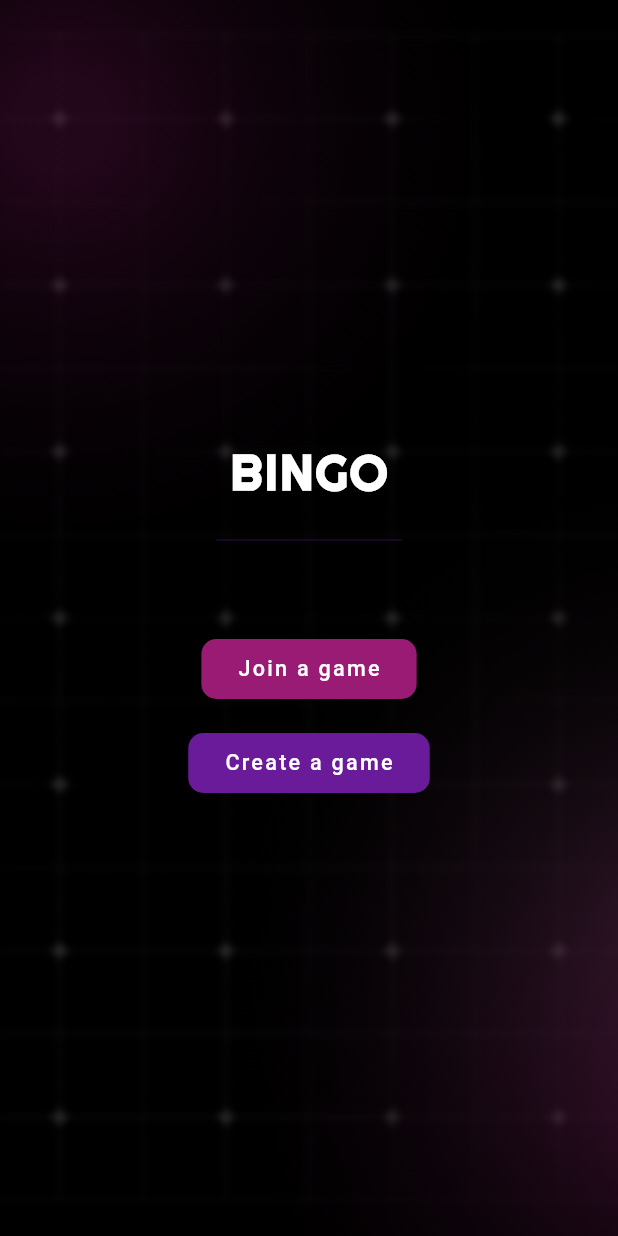
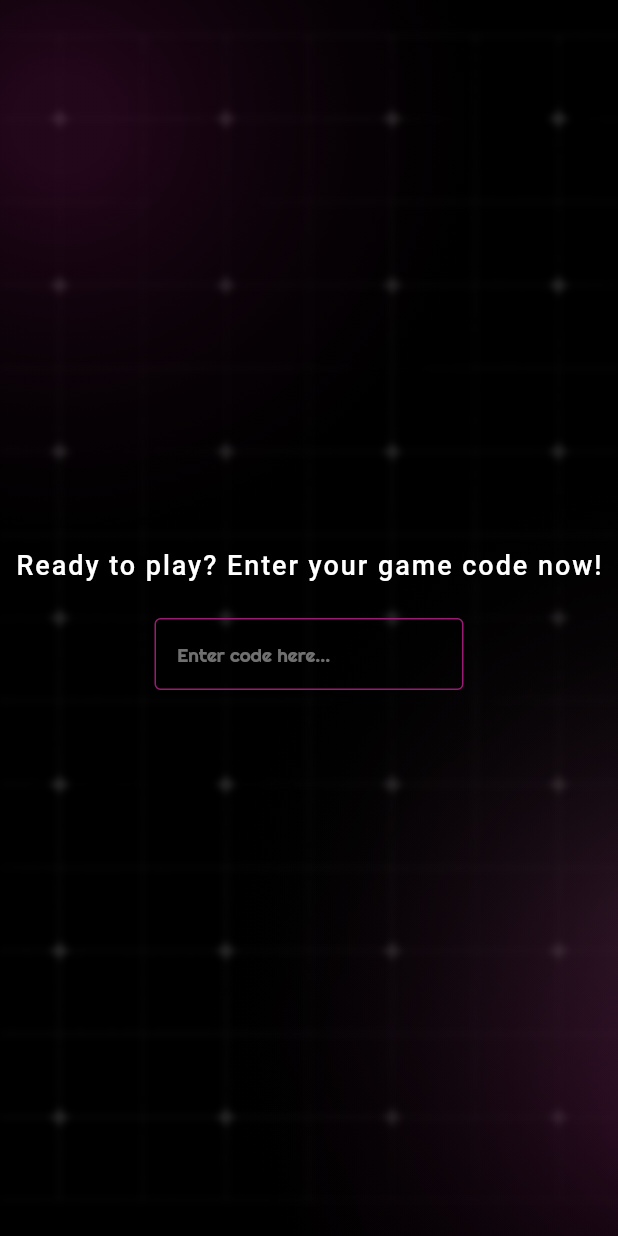
Before and after one commit to AhmedSaied22/bingo, a Flutter app: the screen it shows after launch, after a tap on "Join a game", on a phone screen of 412 x 824 dp. Run offline on Flutter 3.47's test engine with Material 3 defaults, Android fonts, the phone set to English and light mode, and no system bars; our stand-ins replace flutter_screenutil, google_fonts; Roboto replaces fonts that are missing (Chewy).

Commit message:
working on join view screen

```diff
--- a/analysis_options.yaml
+++ b/analysis_options.yaml
@@ -21,6 +21,8 @@ linter:
   # `// ignore_for_file: name_of_lint` syntax on the line or in the file
   # producing the lint.
   rules:
+      - prefer_const_constructors
+      - prefer_const_literals_to_create_immutables
     # avoid_print: false  # Uncomment to disable the `avoid_print` rule
     # prefer_single_quotes: true  # Uncomment to enable the `prefer_single_quotes` rule
 
--- a/lib/core/routes/routes_gen.dart
+++ b/lib/core/routes/routes_gen.dart
@@ -1,5 +1,6 @@
 import 'package:bingo/core/routes/routes_name.dart';
 import 'package:bingo/features/home/presentation/views/home_view.dart';
+import 'package:bingo/features/home/presentation/views/join_game_view.dart';
 import 'package:flutter/material.dart';
 
 import '../../../main.dart';
@@ -11,6 +12,8 @@ class RouteGenerator {
     switch (settings.name) {
       case RoutesName.home:
         return _buildRoute(const HomeView(), RouteTransition.fade);
+      case RoutesName.joinGame:
+        return _buildRoute(const JoinGameView(), RouteTransition.fade);
 
       default:
         return _errorRoute();
--- a/lib/core/routes/routes_name.dart
+++ b/lib/core/routes/routes_name.dart
@@ -1,3 +1,4 @@
 class RoutesName {
   static const String home = "home";
+  static const String joinGame = "joinGame";
 }
--- a/lib/core/ui/widgets/custom_text_field.dart
+++ b/lib/core/ui/widgets/custom_text_field.dart
@@ -1,3 +1,4 @@
+import 'package:bingo/core/extensions/font_styles_extensions.dart';
 import 'package:bingo/core/ui/app_colors.dart';
 import 'package:flutter/material.dart';
 import 'package:flutter/services.dart';
@@ -18,6 +19,7 @@ class CustomTextField extends StatelessWidget {
   final FocusNode? focusNode;
   final bool readOnly;
   final bool isValidator;
+  final Color? fillColor;
   final TextStyle? labelStyle;
   final void Function(String)? onChanged;
   final void Function()? onTap;
@@ -55,12 +57,12 @@ class CustomTextField extends StatelessWidget {
       this.minLines,
       this.labelStyle,
       this.onFieldSubmitted,
-      this.hintStyle});
+      this.hintStyle,
+      this.fillColor});
 
   @override
   Widget build(BuildContext context) {
     return TextFormField(
-      textAlign: TextAlign.right,
       inputFormatters: inputFormatters,
       keyboardType: keyboardType,
       onTap: onTap,
@@ -96,16 +98,16 @@ class CustomTextField extends StatelessWidget {
         FocusManager.instance.primaryFocus!.unfocus();
       },
       decoration: InputDecoration(
-        hintTextDirection: TextDirection.rtl,
         labelStyle: labelStyle,
         contentPadding: EdgeInsets.symmetric(vertical: 12.h, horizontal: 4.w),
         errorText: errorText,
         labelText: showLabel && controller != null ? hintText : null,
         hintText: hintText,
-        hintStyle: hintStyle,
+        fillColor: fillColor,
+        hintStyle: hintStyle ?? context.hintText,
         enabledBorder: OutlineInputBorder(
           borderRadius: BorderRadius.circular(borderRadius ?? 14.r),
-          borderSide: const BorderSide(color: AppColors.primaryColor),
+          borderSide: const BorderSide(color: AppColors.secondaryColor),
         ),
         prefixIcon: prefixIcon,
         prefix: prefixIcon == null
@@ -123,7 +125,7 @@ class CustomTextField extends StatelessWidget {
         ),
         focusedBorder: OutlineInputBorder(
           borderRadius: BorderRadius.circular(borderRadius ?? 12.r),
-          borderSide: const BorderSide(color: AppColors.primaryColor),
+          borderSide: const BorderSide(color: AppColors.secondaryColor),
         ),
       ),
     );
--- a/lib/core/ui/widgets/scaffold_bg.dart
+++ b/lib/core/ui/widgets/scaffold_bg.dart
@@ -16,7 +16,7 @@ class ScaffoldBackground extends StatelessWidget {
       color: Colors.black,
       child: Stack(
         children: [
-          BlurredImage(),
+          const BlurredImage(),
           _buildGlowEffect(
             alignment: const Alignment(-0.8, -0.8),
             color: AppColors.secondaryColor.withValues(alpha: 0.22),
--- a/lib/features/home/presentation/views/home_view.dart
+++ b/lib/features/home/presentation/views/home_view.dart
@@ -9,7 +9,7 @@ class HomeView extends StatelessWidget {
 
   @override
   Widget build(BuildContext context) {
-    return Scaffold(
+    return const Scaffold(
       body: ResponsiveLayout(
         mobile: MobileHomeView(),
         tablet: TabletHomeView(),
--- /dev/null
+++ b/lib/features/home/presentation/views/join_game_view.dart
@@ -0,0 +1,37 @@
+import 'package:bingo/core/extensions/font_styles_extensions.dart';
+import 'package:bingo/core/extensions/media_query_extensions.dart';
+import 'package:bingo/core/ui/widgets/custom_text_field.dart';
+import 'package:flutter/material.dart';
+import 'package:flutter_screenutil/flutter_screenutil.dart';
+
+class JoinGameView extends StatelessWidget {
+  const JoinGameView({super.key});
+
+  @override
+  Widget build(BuildContext context) {
+    return Scaffold(
+      body: Center(
+        child: Padding(
+          padding: EdgeInsets.symmetric(horizontal: 24.w, vertical: 16.h),
+          child: Column(
+            mainAxisAlignment: MainAxisAlignment.center,
+            spacing: 24.h,
+            children: [
+              Text(
+                'Ready to play? Enter your game code now!',
+                style: context.bodyLarge,
+              ),
+              SizedBox(
+                width: context.screenWidth * 0.5,
+                child: CustomTextField(
+                  hintText: 'Enter code here...',
+                  fillColor: Colors.transparent,
+                ),
+              )
+            ],
+          ),
+        ),
+      ),
+    );
+  }
+}
--- a/lib/features/home/presentation/views/widgets/desktop/desktop_home_view.dart
+++ b/lib/features/home/presentation/views/widgets/desktop/desktop_home_view.dart
@@ -26,7 +26,7 @@ class DesktopHomeView extends StatelessWidget {
             endIndent: context.screenWidth * 0.35,
           ),
           SizedBox(height: context.screenHeight * 0.03),
-          HomeButtons(),
+          const HomeButtons(),
         ],
       ),
     );
--- a/lib/features/home/presentation/views/widgets/home_buttons.dart
+++ b/lib/features/home/presentation/views/widgets/home_buttons.dart
@@ -1,3 +1,4 @@
+import 'package:bingo/core/routes/routes_name.dart';
 import 'package:bingo/core/ui/app_colors.dart';
 import 'package:bingo/core/ui/widgets/main_button.dart';
 import 'package:flutter/material.dart';
@@ -13,8 +14,12 @@ class HomeButtons extends StatelessWidget {
     return Column(
       spacing: 16.h,
       children: [
-        MainButton(label: 'Join a game', color: AppColors.secondaryColor),
-        MainButton(label: 'Create a game', color: AppColors.primaryColor),
+        MainButton(
+          label: 'Join a game',
+          color: AppColors.secondaryColor,
+          onPressed: () => Navigator.pushNamed(context, RoutesName.joinGame),
+        ),
+        const MainButton(label: 'Create a game', color: AppColors.primaryColor),
       ],
     );
   }
--- a/lib/features/home/presentation/views/widgets/mobile/mobile_home_view.dart
+++ b/lib/features/home/presentation/views/widgets/mobile/mobile_home_view.dart
@@ -26,7 +26,7 @@ class MobileHomeView extends StatelessWidget {
             endIndent: context.screenWidth * 0.35,
           ),
           SizedBox(height: context.screenHeight * 0.03),
-          HomeButtons(),
+          const HomeButtons(),
         ],
       ),
     );
```
Also changed, not shown: lib/core/extensions/font_styles_extensions.dart (+13 -0 lines).
